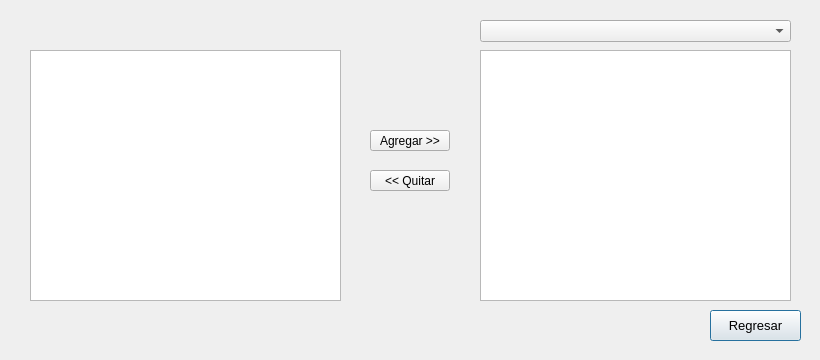
The window that PAF_GUI/PAF_GRAFICA/gui/gestionaralmacenes.ui (JMOrbegoso/USS-2021-II-PP) describes before a commit, drawn with Qt 5.
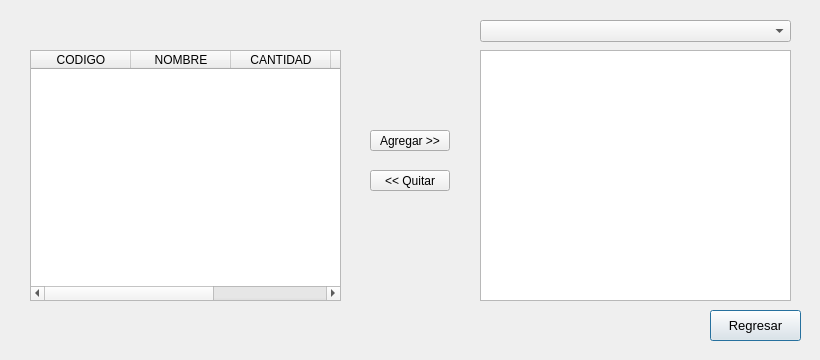
The same window after the commit. Icons and pictures are not drawn.

The edit to the form file:
```diff
--- a/PAF_GUI/PAF_GRAFICA/gui/gestionaralmacenes.ui
+++ b/PAF_GUI/PAF_GRAFICA/gui/gestionaralmacenes.ui
@@ -44,6 +44,31 @@
      <height>251</height>
     </rect>
    </property>
+   <column>
+    <property name="text">
+     <string>CODIGO</string>
+    </property>
+   </column>
+   <column>
+    <property name="text">
+     <string>NOMBRE</string>
+    </property>
+   </column>
+   <column>
+    <property name="text">
+     <string>CANTIDAD</string>
+    </property>
+   </column>
+   <column>
+    <property name="text">
+     <string>FECHA</string>
+    </property>
+   </column>
+   <column>
+    <property name="text">
+     <string>ESTADO</string>
+    </property>
+   </column>
   </widget>
   <widget class="QLabel" name="label">
    <property name="geometry">
```
